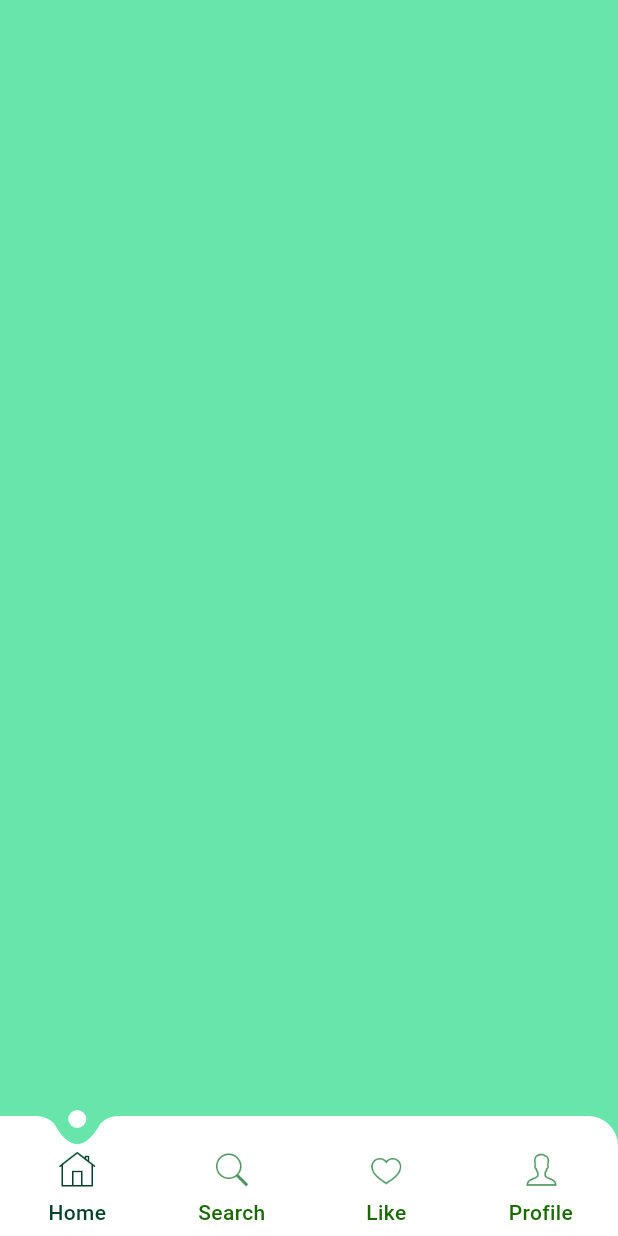
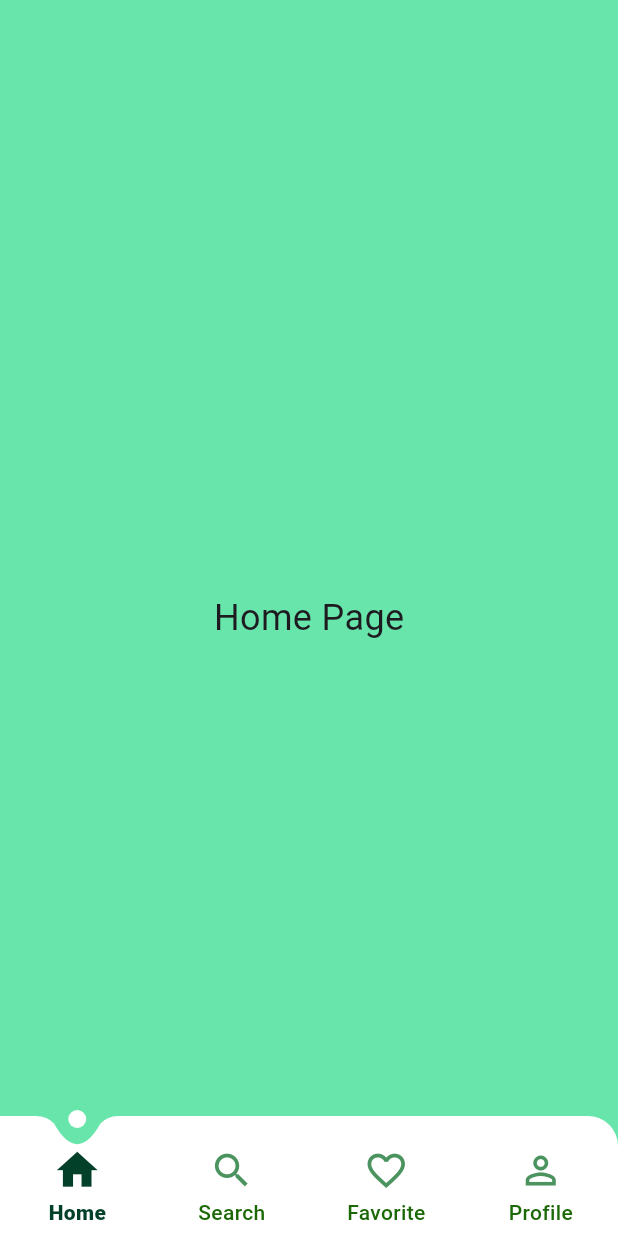
Before and after one commit to hanifsalafi/flutter_navigation_variation, a Flutter app: the screen it shows after launch, on a phone screen of 412 x 824 dp. Run offline on Flutter 3.47's test engine with Material 3 defaults, Android fonts, the phone set to English and light mode, and no system bars.

Commit message:
feat: update navigation bar page

```diff
--- a/animated_notch_nav_bar/lib/constants/text_style.dart
+++ /dev/null
@@ -1,6 +0,0 @@
-import 'package:flutter/cupertino.dart';
-
-const TextStyle btnText = TextStyle(
-  color: Color.fromARGB(255, 27, 105, 6),
-  fontWeight: FontWeight.w500,
-);
--- a/animated_notch_nav_bar/lib/data/model.dart
+++ b/animated_notch_nav_bar/lib/data/model.dart
@@ -1,18 +1,38 @@
+import 'package:flutter/material.dart';
+
 class Model {
   final int id;
-  final String imagePath;
+  final IconData iconFilled;
+  final IconData iconOutlined;
   final String name;
 
   Model({
     required this.id,
-    required this.imagePath,
+    required this.iconFilled,
+    required this.iconOutlined,
     required this.name,
   });
 }
 
 List<Model> navBtn = [
-  Model(id: 0, imagePath: 'assets/icons/home.png', name: 'Home'),
-  Model(id: 1, imagePath: 'assets/icons/search.png', name: 'Search'),
-  Model(id: 2, imagePath: 'assets/icons/heart.png', name: 'Like'),
-  Model(id: 3, imagePath: 'assets/icons/user.png', name: 'Profile'),
+  Model(
+      id: 0,
+      iconFilled: Icons.home,
+      iconOutlined: Icons.home_outlined,
+      name: 'Home'),
+  Model(
+      id: 1,
+      iconFilled: Icons.search,
+      iconOutlined: Icons.search_outlined,
+      name: 'Search'),
+  Model(
+      id: 2,
+      iconFilled: Icons.favorite,
+      iconOutlined: Icons.favorite_outline,
+      name: 'Favorite'),
+  Model(
+      id: 3,
+      iconFilled: Icons.person,
+      iconOutlined: Icons.person_outline,
+      name: 'Profile'),
 ];
--- a/animated_notch_nav_bar/lib/main.dart
+++ b/animated_notch_nav_bar/lib/main.dart
@@ -1,6 +1,6 @@
 import 'package:flutter/material.dart';
 
-import 'package:animated_notch_nav_bar/page/home_page.dart';
+import 'package:animated_notch_nav_bar/pages/main_page.dart';
 
 void main() {
   runApp(const MyApp());
@@ -16,7 +16,7 @@ class MyApp extends StatelessWidget {
       title: 'Flutter Navigation Nav Bar',
       theme: ThemeData(primarySwatch: Colors.green),
       debugShowCheckedModeBanner: false,
-      home: const HomePage(),
+      home: const MainPage(),
     );
   }
 }
--- /dev/null
+++ b/animated_notch_nav_bar/lib/pages/home_page.dart
@@ -0,0 +1,15 @@
+import 'package:flutter/material.dart';
+
+class HomePage extends StatelessWidget {
+  const HomePage({super.key});
+
+  @override
+  Widget build(BuildContext context) {
+    return const Center(
+      child: Text(
+        'Home Page',
+        style: TextStyle(fontSize: 24),
+      ),
+    );
+  }
+}
--- a/animated_notch_nav_bar/lib/page/home_page.dart
+++ b/animated_notch_nav_bar/lib/pages/main_page.dart
@@ -1,18 +1,28 @@
 import 'package:flutter/material.dart';
 
 import 'package:animated_notch_nav_bar/constants/color.dart';
-import 'package:animated_notch_nav_bar/constants/text_style.dart';
 import 'package:animated_notch_nav_bar/data/model.dart';
 import 'package:animated_notch_nav_bar/widgets/custom_paint.dart';
+import 'package:animated_notch_nav_bar/pages/home_page.dart';
+import 'package:animated_notch_nav_bar/pages/search_page.dart';
+import 'package:animated_notch_nav_bar/pages/favorite_page.dart';
+import 'package:animated_notch_nav_bar/pages/profile_page.dart';
 
-class HomePage extends StatefulWidget {
-  const HomePage({super.key});
+class MainPage extends StatefulWidget {
+  const MainPage({super.key});
 
   @override
-  State<HomePage> createState() => _HomePageState();
+  State<MainPage> createState() => _MainPageState();
 }
 
-class _HomePageState extends State<HomePage> {
+class _MainPageState extends State<MainPage> {
+  // List of pages to navigate to
+  final List<Widget> pages = [
+    const HomePage(),
+    const SearchPage(),
+    const FavoritePage(),
+    const ProfilePage(),
+  ];
   int selectBtn = 0;
 
   @override
@@ -21,6 +31,7 @@ class _HomePageState extends State<HomePage> {
       backgroundColor: bgColor,
       body: Stack(
         children: [
+          pages[selectBtn],
           Align(
             alignment: Alignment.bottomCenter,
             child: navigationBar(),
@@ -78,10 +89,10 @@ class _HomePageState extends State<HomePage> {
             alignment: Alignment.center,
             child: Container(
               padding: const EdgeInsets.only(bottom: 8.0),
-              child: Image.asset(
-                navBtn[i].imagePath,
+              child: Icon(
+                isActive ? navBtn[i].iconFilled : navBtn[i].iconOutlined,
                 color: isActive ? selectColor : black,
-                scale: 2,
+                size: isActive ? 33.0 : 30.0,
               ),
             ),
           ),
@@ -91,8 +102,11 @@ class _HomePageState extends State<HomePage> {
               padding: const EdgeInsets.only(bottom: 6.0),
               child: Text(
                 navBtn[i].name,
-                style:
-                    isActive ? btnText.copyWith(color: selectColor) : btnText,
+                style: TextStyle(
+                  color:
+                      isActive ? selectColor : Color.fromARGB(255, 27, 105, 6),
+                  fontWeight: isActive ? FontWeight.w800 : FontWeight.w500,
+                ),
               ),
             ),
           )
```
Also changed, not shown: animated_notch_nav_bar/lib/pages/favorite_page.dart (added, +15 -0 lines), animated_notch_nav_bar/lib/pages/profile_page.dart (added, +15 -0 lines), animated_notch_nav_bar/lib/pages/search_page.dart (added, +15 -0 lines), 1 other file.
